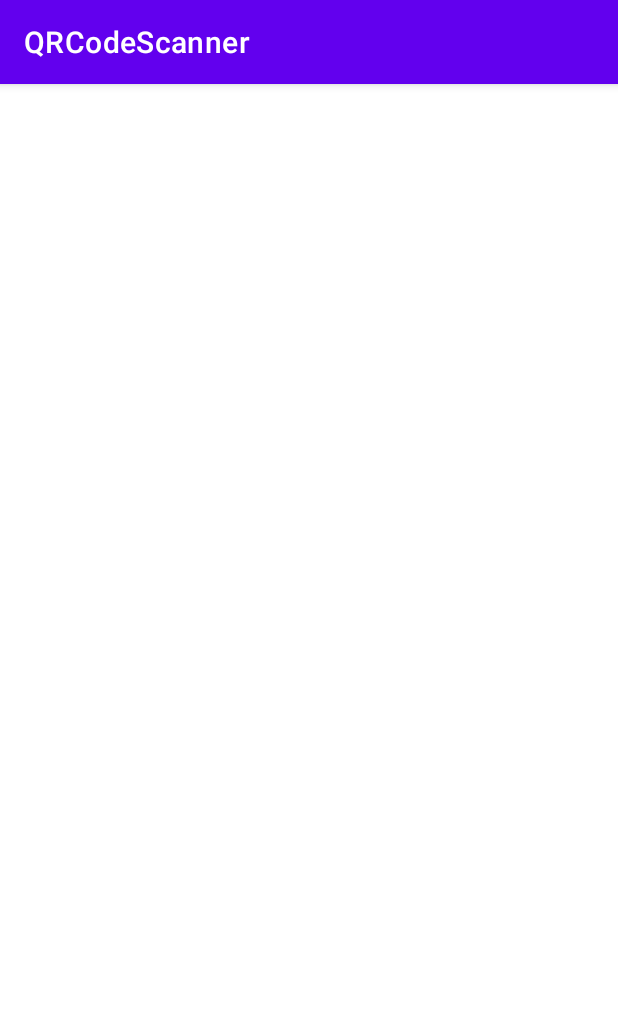
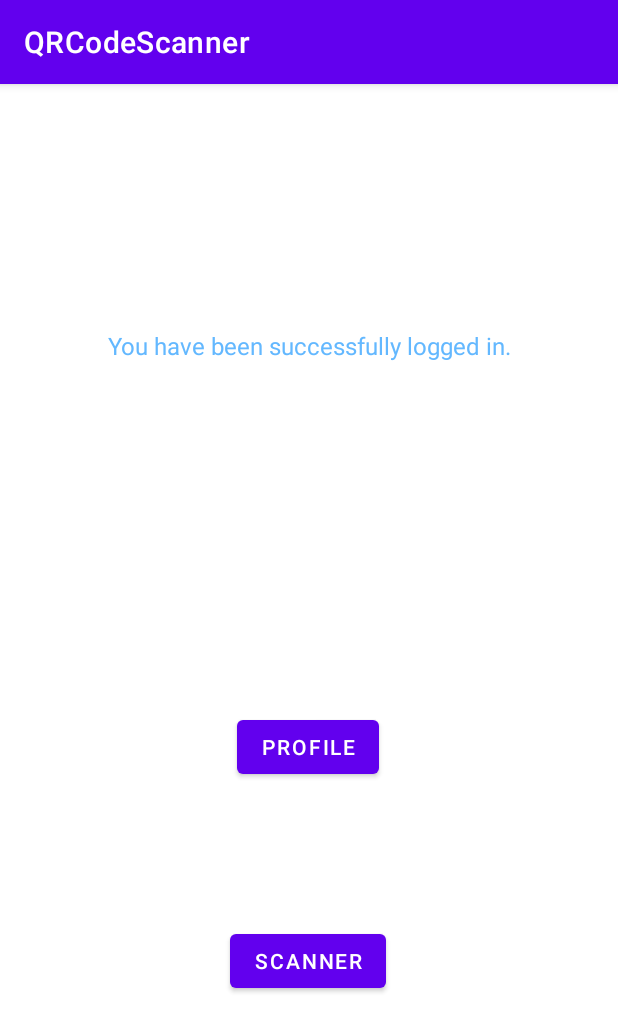
Before and after one commit to Ismatik/FYP_git, an Android app: the profile screen opened directly, with no data from a screen before it, on a phone screen of 412 x 824 dp. Shown: the top 1032 px of the screen. Run offline under Robolectric (Android 15) with nearby library versions, the phone set to English and light mode, and no system bars; Roboto replaces fonts that are not available here.

Commit message:
Made page for profile part

```diff
--- a/app/src/main/java/com/example/qrcodescanner/profile.java
+++ b/app/src/main/java/com/example/qrcodescanner/profile.java
@@ -3,12 +3,27 @@ package com.example.qrcodescanner;
 import androidx.appcompat.app.AppCompatActivity;
 
 import android.os.Bundle;
+import android.view.View;
+import android.widget.Button;
 
 public class profile extends AppCompatActivity {
+
 
     @Override
     protected void onCreate(Bundle savedInstanceState) {
         super.onCreate(savedInstanceState);
         setContentView(R.layout.activity_profile);
+
+        Button scanner;
+
+        scanner = findViewById(R.id.scanButton);
+
+        scanner.setOnClickListener(new View.OnClickListener() {
+            @Override
+            public void onClick(View view) {
+
+                sta
+            }
+        });
     }
 }
--- a/app/src/main/res/layout/activity_profile.xml
+++ b/app/src/main/res/layout/activity_profile.xml
@@ -6,4 +6,41 @@
     android:layout_height="match_parent"
     tools:context=".profile">
 
+    <TextView
+        android:id="@+id/textView6"
+        android:layout_width="wrap_content"
+        android:layout_height="wrap_content"
+        android:text="You have been successfully logged in."
+        android:textColor="#63B8FF"
+        android:textSize="16sp"
+        app:layout_constraintBottom_toBottomOf="parent"
+        app:layout_constraintEnd_toEndOf="parent"
+        app:layout_constraintStart_toStartOf="parent"
+        app:layout_constraintTop_toTopOf="parent"
+        app:layout_constraintVertical_bias="0.219" />
+
+    <Button
+        android:id="@+id/profileButton"
+        android:layout_width="wrap_content"
+        android:layout_height="wrap_content"
+        android:text="Profile"
+        android:textAlignment="center"
+        app:layout_constraintBottom_toBottomOf="parent"
+        app:layout_constraintEnd_toEndOf="parent"
+        app:layout_constraintHorizontal_bias="0.498"
+        app:layout_constraintStart_toStartOf="parent"
+        app:layout_constraintTop_toBottomOf="@+id/textView6"
+        app:layout_constraintVertical_bias="0.435" />
+
+    <Button
+        android:id="@+id/scanButton"
+        android:layout_width="wrap_content"
+        android:layout_height="wrap_content"
+        android:text="Scanner"
+        app:layout_constraintBottom_toBottomOf="parent"
+        app:layout_constraintEnd_toEndOf="parent"
+        app:layout_constraintHorizontal_bias="0.498"
+        app:layout_constraintStart_toStartOf="parent"
+        app:layout_constraintTop_toBottomOf="@+id/profileButton"
+        app:layout_constraintVertical_bias="0.373" />
 </androidx.constraintlayout.widget.ConstraintLayout>
```
Also changed, not shown: app/src/main/java/com/example/qrcodescanner/login_page.java (+54 -7 lines), app/src/main/java/com/example/qrcodescanner/signin_page.java (+10 -4 lines), app/src/main/res/drawable/ic_email_black_24dp.xml (added, +9 -0 lines), app/src/main/res/drawable/ic_local_phone_black_24dp.xml (added, +9 -0 lines), app/src/main/res/drawable/ic_person_black_24dp.xml (added, +9 -0 lines).
